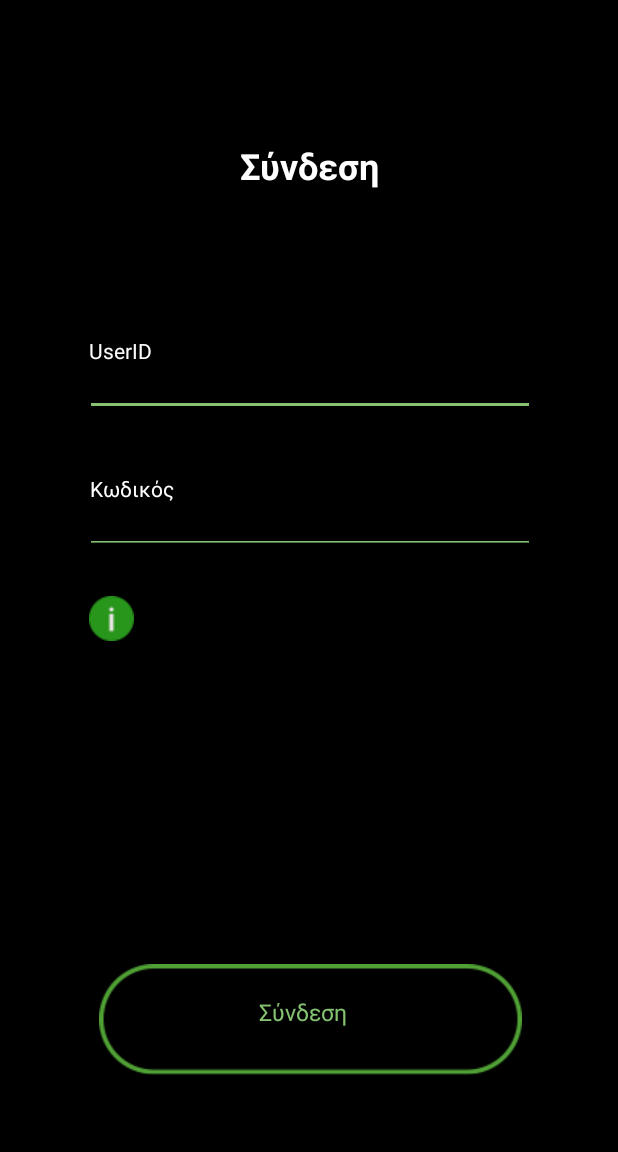
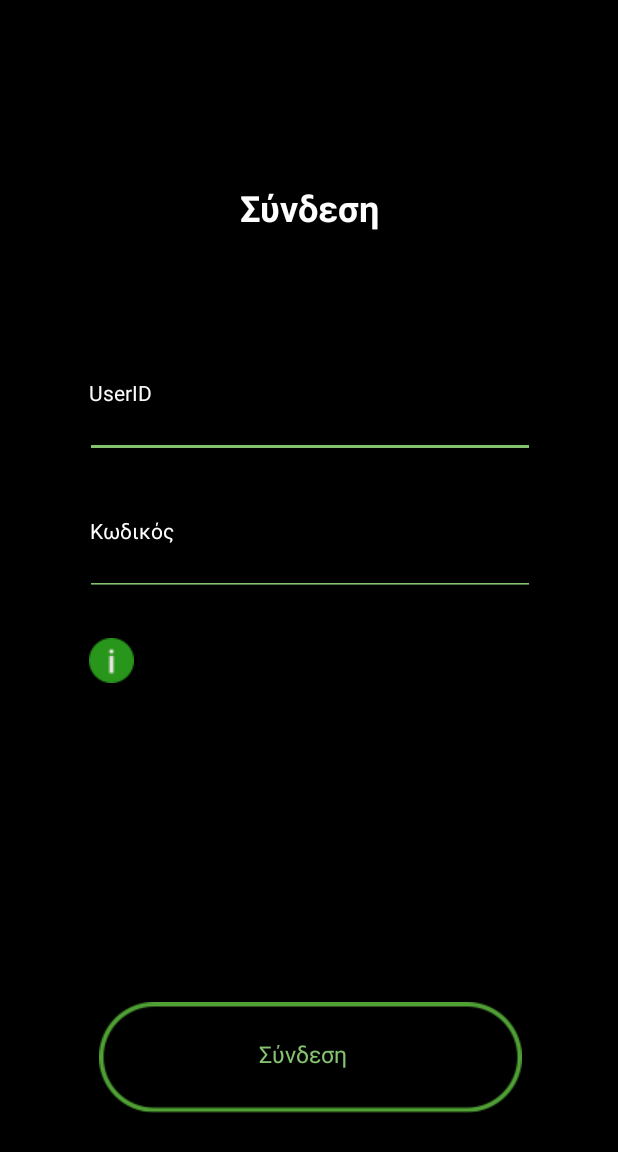
Before and after one commit to AlexandrosAlexandrov/MobileEvaluationApp, an Android app: the screen it shows after launch (MainActivity), on a phone screen of 412 x 824 dp. Shown: the top 1152 px of the screen. Run offline under Robolectric (Android 15) with nearby library versions, the phone set to English and light mode, and no system bars; our stand-ins replace Picasso; pictures from the network do not load.

Commit message:
Code cleanup

```diff
--- a/app/src/main/java/com/example/mobileevaluationproject/MainActivity.kt
+++ b/app/src/main/java/com/example/mobileevaluationproject/MainActivity.kt
@@ -38,7 +38,7 @@ class MainActivity : AppCompatActivity() {
         super.onCreate(savedInstanceState)
         setContentView(R.layout.activity_main)
 
-        title = "Σύνδεση"
+        title = ""
 
         sessionManager = SessionManager(this)
 
--- a/app/src/main/java/com/example/mobileevaluationproject/myAdapter.kt
+++ b/app/src/main/java/com/example/mobileevaluationproject/myAdapter.kt
@@ -69,6 +69,7 @@ class myAdapter(val context: Context, var bookList: List<BooksItem>?) :
                             "changed. Position is: " + position + " Adapter position is: " + holder.adapterPosition
                 )
                 //Download the PDF here.
+                Toast.makeText(context, "Book: " + bookList?.get(position)?.title +" has been downloaded.", Toast.LENGTH_SHORT).show()
             }
         }
     }
--- a/app/src/main/res/values/themes.xml
+++ b/app/src/main/res/values/themes.xml
@@ -1,6 +1,6 @@
 <resources xmlns:tools="http://schemas.android.com/tools">
     <!-- Base application theme. -->
-    <style name="Theme.MobileEvaluationProject" parent="Theme.MaterialComponents.DayNight.NoActionBar">
+    <style name="Theme.MobileEvaluationProject" parent="Theme.MaterialComponents.DayNight.DarkActionBar">
         <!-- Primary brand color. -->
         <item name="colorPrimary">@color/black</item>
         <item name="colorPrimaryVariant">@color/black</item>
```
